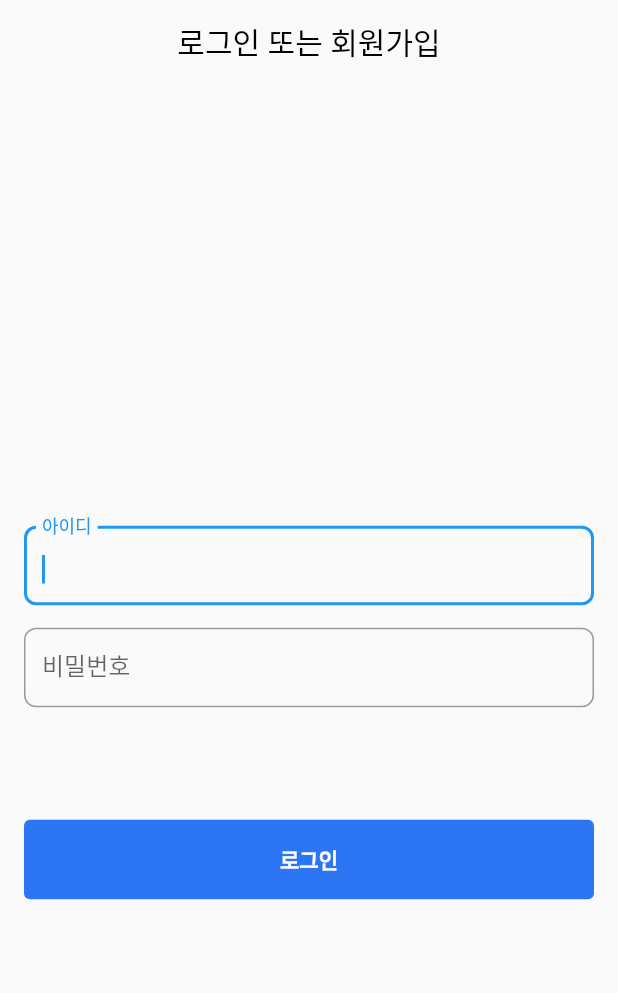
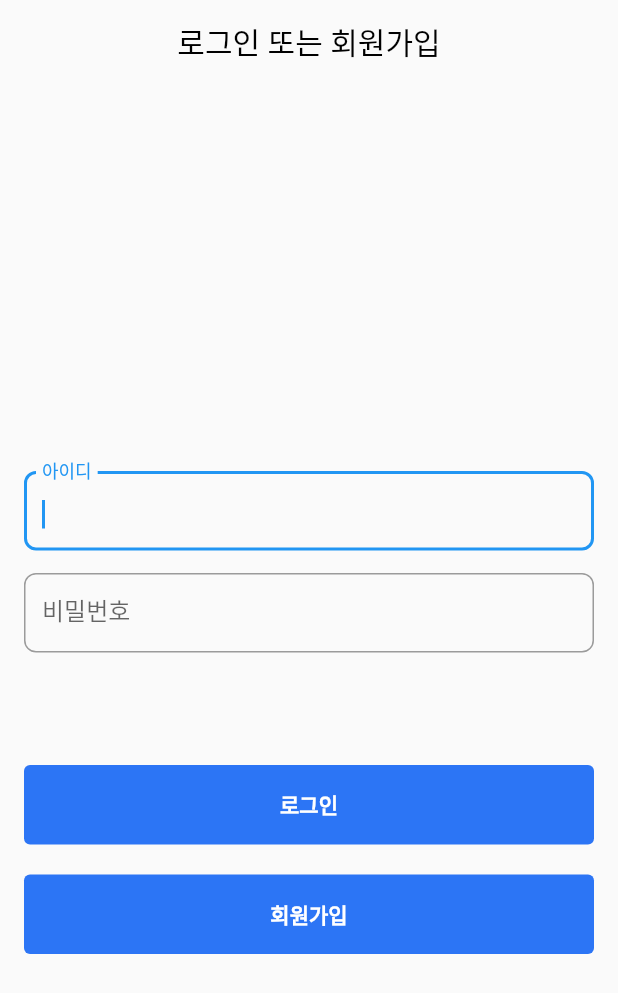
Before and after one commit to ukleon123/CONNEC-test, a Flutter app: the screen it shows after launch, on a phone screen of 412 x 824 dp. Shown: the top 993 px of the screen. Run offline on Flutter 3.47's test engine with Material 2 defaults, Android fonts, the phone set to English and light mode, and no system bars.

Commit message:
create signup button

```diff
--- a/connec/lib/views/login_view.dart
+++ b/connec/lib/views/login_view.dart
@@ -33,7 +33,8 @@ class _LoginPageState extends State<LoginPage> {
               id(),
               password(),
               // SizedBox(height: 50),
-              button(),
+              login_button(),
+              sign_up_button(),
             ],
           ),
         )
@@ -82,7 +83,7 @@ class _LoginPageState extends State<LoginPage> {
       ),
     ),
   );
-  Widget button() => Container(
+  Widget login_button() => Container(
     margin: EdgeInsets.only(top: 75),
     height: 53,
     child: ElevatedButton(
@@ -102,8 +103,25 @@ class _LoginPageState extends State<LoginPage> {
       ),
     ),
   );
-  Widget text_btn() => Container(
-
+  Widget sign_up_button() => Container(
+    margin: EdgeInsets.only(top: 20),
+    height: 53,
+    child: ElevatedButton(
+      style: ButtonStyle(
+        backgroundColor: MaterialStateProperty.all(
+          Color(0xFF2C75F5),
+        ),
+      ),
+      onPressed: onClick(),
+      child: Text(
+        "회원가입",
+        style: TextStyle(
+          fontSize: 14,
+          color: Colors.white,
+          fontWeight: FontWeight.bold,
+        ),
+      ),
+    ),
   );
 
   @override
```
Also changed, not shown: connec/lib/main.dart (+0 -11 lines).
